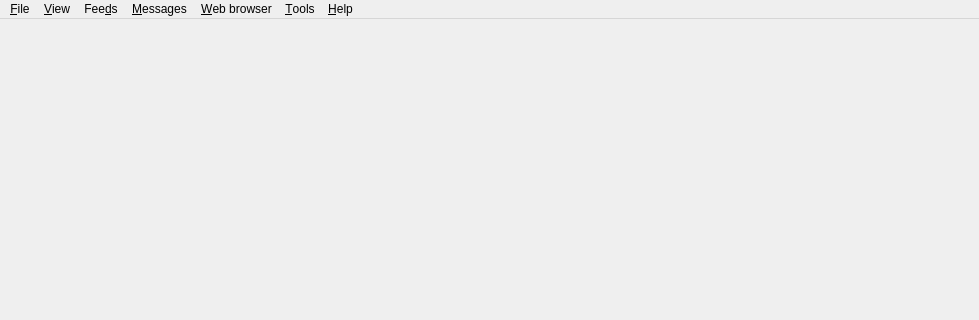
Old version of the form src/gui/formmain.ui in the repository martinrotter/rssguard; both pictures show x 0 to 979 and y 0 to 320 of the 979 by 600 pixel window.
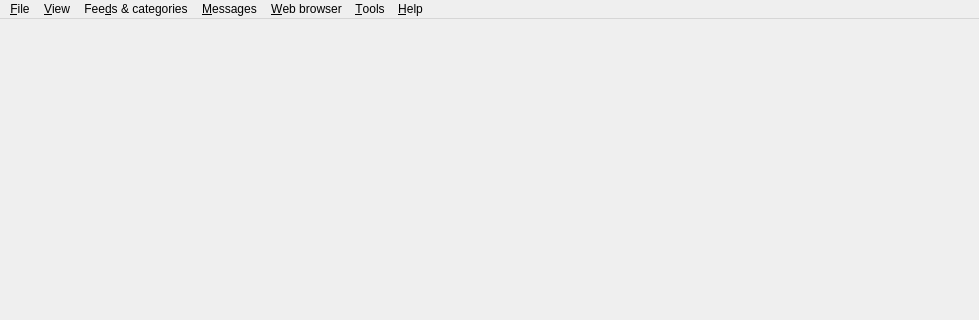
New version of the form. Custom widgets are drawn as their Qt base class.

Patch:
```diff
--- a/src/gui/formmain.ui
+++ b/src/gui/formmain.ui
@@ -39,7 +39,7 @@
      <x>0</x>
      <y>0</y>
      <width>979</width>
-     <height>20</height>
+     <height>21</height>
     </rect>
    </property>
    <widget class="QMenu" name="m_menuFile">
@@ -83,7 +83,7 @@
    </widget>
    <widget class="QMenu" name="m_menuFeeds">
     <property name="title">
-     <string>Fee&amp;ds</string>
+     <string>Fee&amp;ds &amp;&amp; categories</string>
     </property>
     <addaction name="m_actionUpdateAllFeeds"/>
     <addaction name="m_actionUpdateSelectedFeeds"/>
```
Left out of the diff: 47 changed lines with no effect on the pictures.
